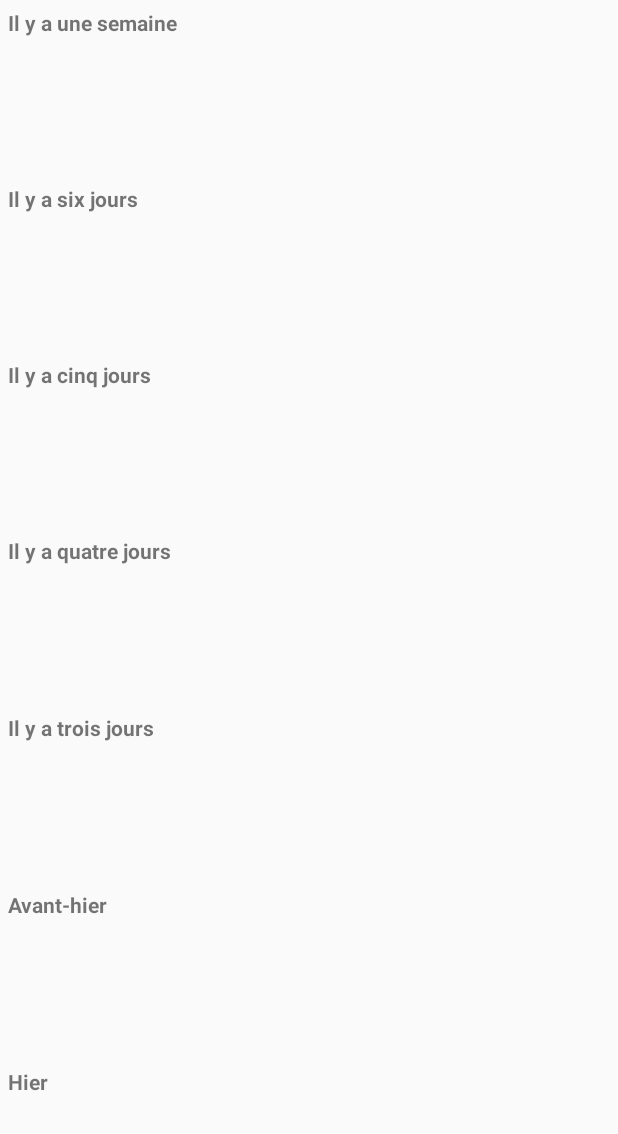
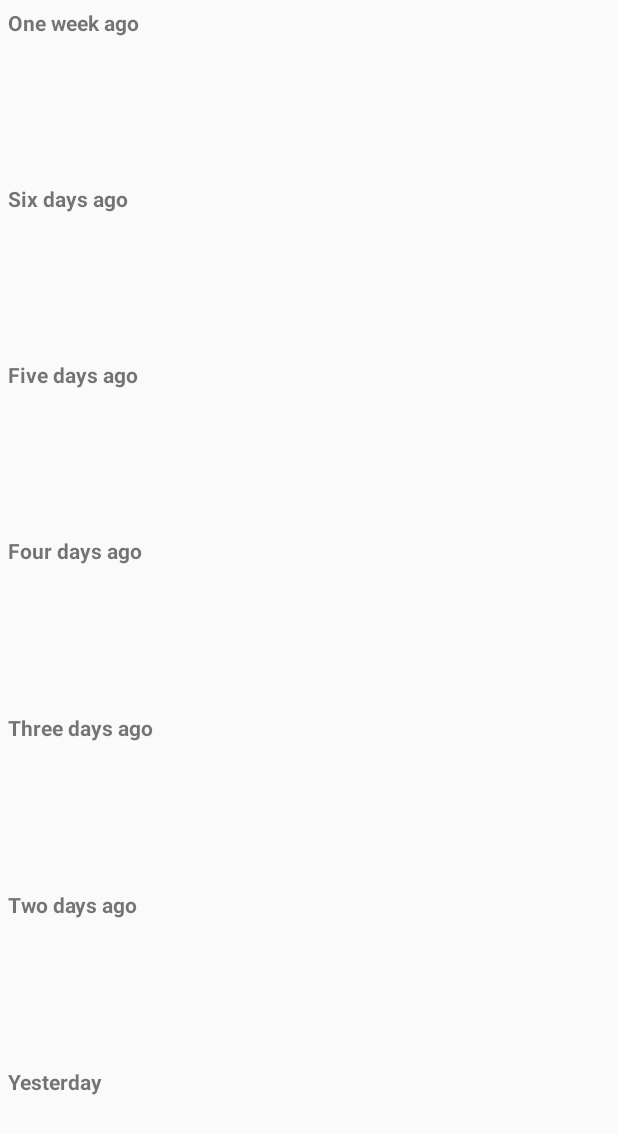
Before and after one commit to BenLscr/MoodTracker, an Android app: the layout historic.xml on its own in the app's theme, with its tools: preview values and no code run, on a phone screen of 412 x 824 dp. Shown: the top 1134 px of the screen. Run offline under Robolectric (Android 15) with nearby library versions, the phone set to English and light mode, and no system bars.

Commit message:
Past in english some string in historic layout

```diff
--- a/app/src/main/res/layout/historic.xml
+++ b/app/src/main/res/layout/historic.xml
@@ -14,7 +14,7 @@
         android:paddingTop="5dp"
         android:paddingStart="5dp"
         android:textStyle="bold"
-        android:text="Il y a une semaine"/>
+        android:text="@string/one_week_ago"/>
 
     <TextView
         android:id="@+id/sixDaysAgo"
@@ -24,7 +24,7 @@
         android:paddingTop="5dp"
         android:paddingStart="5dp"
         android:textStyle="bold"
-        android:text="Il y a six jours"/>
+        android:text="@string/six_days_ago"/>
 
     <TextView
         android:id="@+id/fiveDaysAgo"
@@ -34,7 +34,7 @@
         android:paddingTop="5dp"
         android:paddingStart="5dp"
         android:textStyle="bold"
-        android:text="Il y a cinq jours"/>
+        android:text="@string/five_days_ago"/>
 
     <TextView
         android:id="@+id/fourDaysAgo"
@@ -44,7 +44,7 @@
         android:paddingTop="5dp"
         android:paddingStart="5dp"
         android:textStyle="bold"
-        android:text="Il y a quatre jours"/>
+        android:text="@string/four_days_ago"/>
 
     <TextView
         android:id="@+id/threeDaysAgo"
@@ -54,26 +54,26 @@
         android:paddingTop="5dp"
         android:paddingStart="5dp"
         android:textStyle="bold"
-        android:text="Il y a trois jours"/>
+        android:text="@string/three_days_ago"/>
 
     <TextView
-        android:id="@+id/avHier"
+        android:id="@+id/twoDaysAgo"
         android:layout_width="match_parent"
         android:layout_height="0dp"
         android:layout_weight="1"
         android:paddingTop="5dp"
         android:paddingStart="5dp"
         android:textStyle="bold"
-        android:text="Avant-hier"/>
+        android:text="@string/two_days_ago"/>
 
     <TextView
-        android:id="@+id/hier"
+        android:id="@+id/yesterday"
         android:layout_width="match_parent"
         android:layout_height="0dp"
         android:layout_weight="1"
         android:paddingTop="5dp"
         android:paddingStart="5dp"
         android:textStyle="bold"
-        android:text="Hier"/>
+        android:text="@string/yesterday"/>
 
 </LinearLayout>
--- a/app/src/main/res/values/strings.xml
+++ b/app/src/main/res/values/strings.xml
@@ -5,4 +5,11 @@
     <string name="hello_blank_fragment">Hello blank fragment</string>
     <string name="dialog_edittext_hint">Write your comment</string>
     <string name="add_button">add</string>
+    <string name="yesterday">Yesterday</string>
+    <string name="two_days_ago">Two days ago</string>
+    <string name="three_days_ago">Three days ago</string>
+    <string name="four_days_ago">Four days ago</string>
+    <string name="five_days_ago">Five days ago</string>
+    <string name="six_days_ago">Six days ago</string>
+    <string name="one_week_ago">One week ago</string>
 </resources>
```
